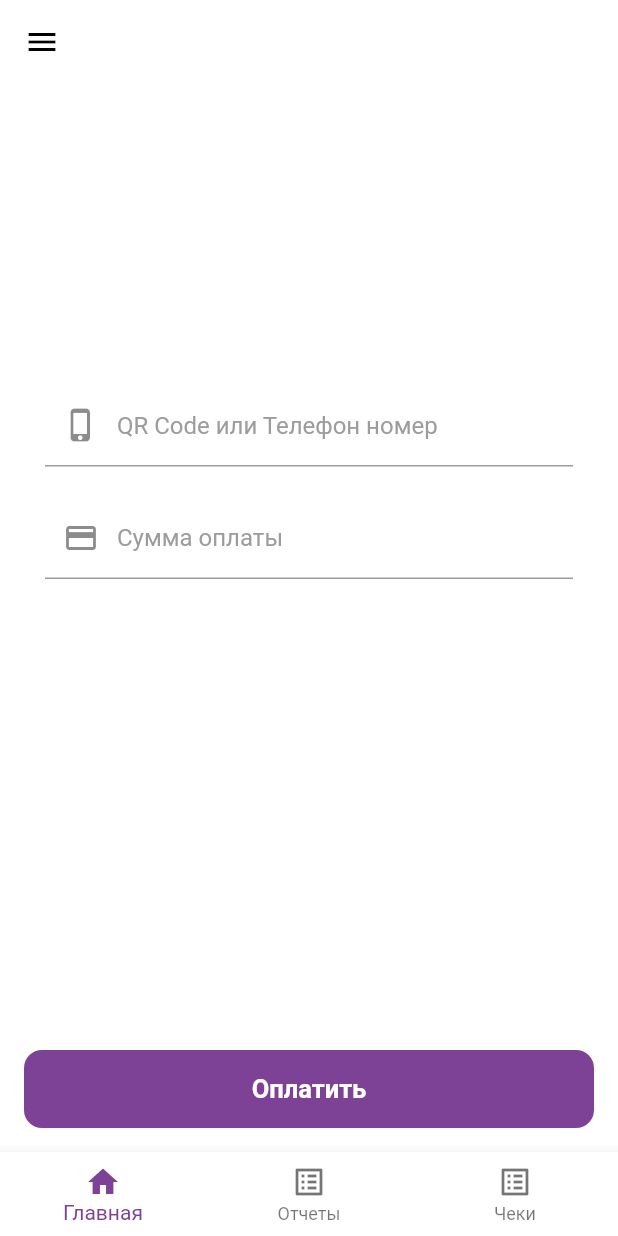
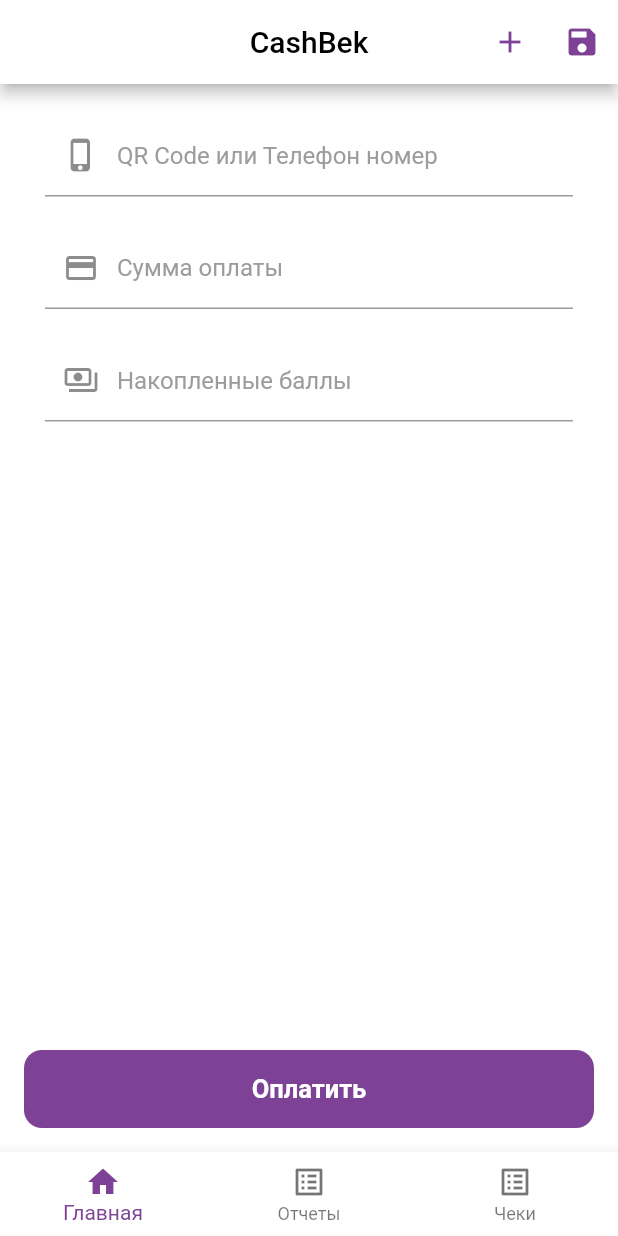
Before and after one commit to AkhmedovSH/cashback, a Flutter app: the Dashboard screen opened by its route, on a phone screen of 412 x 824 dp. Run offline on Flutter 3.47's test engine with Material 2 defaults, Android fonts, the phone set to English and light mode, and no system bars; our stand-ins replace dio, get, shared_preferences; missing offline and left inert: simple_moment; accounts and stored records are empty; network calls fail.

Commit message:
bugs fixed

```diff
--- a/lib/pages/home/dashboard.dart
+++ b/lib/pages/home/dashboard.dart
@@ -1,9 +1,11 @@
 import 'package:flutter/material.dart';
+
+import 'package:cashback/helpers/helper.dart';
 
 import '../../components/bottom/BottomNavigation.dart';
 import './index.dart';
 import './reports.dart';
-import './checks.dart';
+import 'cheques.dart';
 
 class Dashboard extends StatefulWidget {
   const Dashboard({Key? key}) : super(key: key);
@@ -22,11 +24,6 @@ class _DashboardState extends State<Dashboard> {
   @override
   void initState() {
     super.initState();
-    // if (widget.index != null) {
-    //   setState(() {
-    //     currentIndex = widget.index!;
-    //   });
-    // }
   }
 
   changeIndex(int index) {
@@ -41,33 +38,58 @@ class _DashboardState extends State<Dashboard> {
       key: _scaffoldKey,
       appBar: AppBar(
         backgroundColor: Colors.white,
-        elevation: 0,
-        leading: IconButton(
-          onPressed: () {
-            _scaffoldKey.currentState!.openDrawer();
-          },
-          icon: Icon(
-            Icons.menu,
-            color: Colors.black,
-          ),
+        // elevation: 0,
+        title: const Text(
+          'CashBek',
+          style: TextStyle(color: Colors.black),
         ),
+        centerTitle: true,
+        actions: [
+          currentIndex == 0
+              ? IconButton(
+                  onPressed: () {},
+                  icon: Icon(
+                    Icons.add,
+                    color: purple,
+                  ))
+              : Container(),
+          currentIndex == 0
+              ? IconButton(
+                  onPressed: () {},
+                  icon: Icon(
+                    Icons.save,
+                    color: purple,
+                  ))
+              : Container()
+        ],
+        // leading: IconButton(
+        //   onPressed: () {
+        //     _scaffoldKey.currentState!.openDrawer();
+        //   },
+        //   icon: const Icon(
+        //     Icons.menu,
+        //     color: Colors.black,
+        //   ),
+        // ),
       ),
-      drawer: SizedBox(
-        width: MediaQuery.of(context).size.width * 0.8,
-        child: Drawer(
-            child: SafeArea(
-          child: Column(
-            crossAxisAlignment: CrossAxisAlignment.start,
-            children: [
-              for (var i = 0; i < drawerList.length; i++)
-                TextButton(
-                  onPressed: () {},
-                  child: Text('Чеки', ),
-                )
-            ],
-          ),
-        )),
-      ),
+      // drawer: SizedBox(
+      //   width: MediaQuery.of(context).size.width * 0.8,
+      //   child: Drawer(
+      //       child: SafeArea(
+      //     child: Column(
+      //       crossAxisAlignment: CrossAxisAlignment.start,
+      //       children: [
+      //         for (var i = 0; i < drawerList.length; i++)
+      //           TextButton(
+      //             onPressed: () {},
+      //             child: Text(
+      //               'Чеки',
+      //             ),
+      //           )
+      //       ],
+      //     ),
+      //   )),
+      // ),
       bottomNavigationBar: BottomNavigation(
         changeIndex: changeIndex,
         currentIndex: currentIndex,
--- a/lib/pages/home/index.dart
+++ b/lib/pages/home/index.dart
@@ -1,6 +1,8 @@
 import 'dart:async';
+import 'dart:convert';
 import 'package:flutter/material.dart';
 import 'package:get/get.dart';
+import 'package:shared_preferences/shared_preferences.dart';
 
 import 'package:cashback/helpers/api.dart';
 import 'package:cashback/helpers/helper.dart';
@@ -13,49 +15,51 @@ class Index extends StatefulWidget {
 }
 
 class _IndexState extends State<Index> {
-  Timer? _debounce;
+  bool showCreateProductDialog = false;
+  bool showProductsDialog = false;
+  dynamic data = {'posId': '', 'clientCode': '', 'totalAmount': '', 'writeOff': '', 'cashierName': ''};
 
-  serchUser() {
-    if (_debounce?.isActive ?? false) _debounce!.cancel();
-    _debounce = Timer(const Duration(milliseconds: 500), () {
-      final response = get('url');
+  searchUser(value) async {
+    if (value.length == 6 || value.length == 12) {
+      final prefs = await SharedPreferences.getInstance();
+      final response = await get('/services/gocashapi/api/cashbox-user-balance/${prefs.getString('posId')}/$value');
+      print(response);
+    }
+  }
+
+  createCheque() async {
+    final response = await post('/services/gocashapi/api/cashbox-create-cheque', data);
+    print(response);
+  }
+
+  getData() async {
+    final prefs = await SharedPreferences.getInstance();
+    final user = jsonDecode(prefs.getString('user')!);
+    setState(() {
+      data['posId'] = prefs.getString('posId');
+      data['cashierName'] = user['username'];
     });
   }
 
   @override
-  void dispose() {
-    _debounce?.cancel();
-    super.dispose();
+  void initState() {
+    super.initState();
+    getData();
   }
 
   @override
   Widget build(BuildContext context) {
     return Scaffold(
       body: SafeArea(
+          child: SingleChildScrollView(
         child: Container(
           width: MediaQuery.of(context).size.width,
-          // color: Colors.white,
-          margin: const EdgeInsets.only(top: 200, left: 30, right: 30),
-          // color: Colors.white,
+          // height: MediaQuery.of(context).size.height,
+          margin: const EdgeInsets.only(top: 20, left: 30, right: 30),
           child: Column(
             crossAxisAlignment: CrossAxisAlignment.start,
-            // mainAxisAlignment: MainAxisAlignment.center,
+            mainAxisAlignment: MainAxisAlignment.center,
             children: [
-              // Container(
-              //   margin: const EdgeInsets.only(bottom: 95),
-              //   child: Image.asset(
-              //     'images/cashback_icon.png',
-              //     height: 70,
-              //     width: 70,
-              //   ),
-              // ),
-              // Container(
-              //   margin: const EdgeInsets.only(bottom: 40),
-              //   child: const Text(
-              //     'Войдите в систему чтобы продолжить',
-              //     style: TextStyle(fontWeight: FontWeight.w600, fontSize: 16),
-              //   ),
-              // ),
               Container(
                   margin: const EdgeInsets.only(bottom: 20),
                   child: Theme(
@@ -65,30 +69,34 @@ class _IndexState extends State<Index> {
                           ),
                     ),
                     child: TextField(
-                      decoration: InputDecoration(
-                        prefixIcon: IconButton(
-                            onPressed: () {},
-                            icon: const Icon(
-                              Icons.phone_iphone,
-                            )),
-                        contentPadding: const EdgeInsets.all(18.0),
-                        focusColor: const Color(0xFF7D4196),
+                      onChanged: (value) {
+                        setState(() {
+                          data['clientCode'] = value;
+                        });
+                        searchUser(value);
+                      },
+                      decoration: const InputDecoration(
+                        prefixIcon: Icon(
+                          Icons.phone_iphone,
+                        ),
+                        contentPadding: EdgeInsets.all(18.0),
+                        focusColor: Color(0xFF7D4196),
                         filled: true,
                         fillColor: Colors.transparent,
-                        enabledBorder: const UnderlineInputBorder(
+                        enabledBorder: UnderlineInputBorder(
                           borderSide: BorderSide(color: Color(0xFF9C9C9C)),
                         ),
-                        focusedBorder: const UnderlineInputBorder(
+                        focusedBorder: UnderlineInputBorder(
                           borderSide: BorderSide(color: Color(0xFF7D4196)),
                         ),
                         hintText: 'QR Code или Телефон номер',
-                        hintStyle: const TextStyle(color: Color(0xFF9C9C9C)),
+                        hintStyle: TextStyle(color: Color(0xFF9C9C9C)),
                       ),
                       style: const TextStyle(color: Color(0xFF9C9C9C)),
                     ),
                   )),
               Container(
-                  margin: const EdgeInsets.only(bottom: 25),
+                  margin: const EdgeInsets.only(bottom: 20),
                   child: Theme(
                     data: Theme.of(context).copyWith(
                       colorScheme: ThemeData().colorScheme.copyWith(
@@ -96,6 +104,11 @@ class _IndexState extends State<Index> {
                           ),
                     ),
                     child: TextField(
+                      onChanged: (value) {
+                        setState(() {
+                          data['totalAmount'] = value;
+                        });
+                      },
                       decoration: InputDecoration(
                         prefixIcon: IconButton(
                             onPressed: () {},
@@ -118,44 +131,51 @@ class _IndexState extends State<Index> {
                       style: const TextStyle(color: Color(0xFF9C9C9C)),
                     ),
                   )),
+              Container(
+                  margin: const EdgeInsets.only(bottom: 90),
+                  child: Theme(
+                    data: Theme.of(context).copyWith(
+                      colorScheme: ThemeData().colorScheme.copyWith(
+                            primary: const Color(0xFF7D4196),
+                          ),
+                    ),
+                    child: TextField(
+                      onChanged: (value) {
+                        setState(() {
+                          data['writeOff'] = value;
+                        });
+                      },
+                      scrollPadding: const EdgeInsets.only(bottom: 50),
+                      decoration: const InputDecoration(
+                        prefixIcon: Icon(
+                          Icons.payments_outlined,
+                        ),
+                        contentPadding: EdgeInsets.all(18.0),
+                        focusColor: Color(0xFF7D4196),
+                        filled: true,
+                        fillColor: Colors.transparent,
+                        enabledBorder: UnderlineInputBorder(
+                          borderSide: BorderSide(color: Color(0xFF9C9C9C)),
+                        ),
+                        focusedBorder: UnderlineInputBorder(
+                          borderSide: BorderSide(color: Color(0xFF7D4196)),
+                        ),
+                        hintText: 'Накопленные баллы',
+                        hintStyle: TextStyle(color: Color(0xFF9C9C9C)),
+                      ),
+                      style: const TextStyle(color: Color(0xFF9C9C9C)),
+                    ),
+                  )),
             ],
           ),
         ),
-      ),
+      )),
       floatingActionButton: Container(
         margin: const EdgeInsets.only(left: 32),
         width: double.infinity,
         child: ElevatedButton(
           onPressed: () {
-            showDialog<String>(
-              context: context,
-              builder: (BuildContext context) => AlertDialog(
-                title: const Text('Оплата прошла успешно'),
-                content: Row(
-                  mainAxisAlignment: MainAxisAlignment.spaceBetween,
-                  children: [
-                    TextButton(
-                      onPressed: () => Navigator.pop(context, 'Cancel'),
-                      child: const Text('Посмотреть отчеты'),
-                    ),
-                    TextButton(
-                      onPressed: () => Navigator.pop(context, 'OK'),
-                      child: const Text('OK'),
-                    ),
-                  ],
-                ),
-                // actions: <Widget>[
-                //   TextButton(
-                //     onPressed: () => Navigator.pop(context, 'Cancel'),
-                //     child: const Text('Cancel'),
-                //   ),
-                //   TextButton(
-                //     onPressed: () => Navigator.pop(context, 'OK'),
-                //     child: const Text('OK'),
-                //   ),
-                // ],
-              ),
-            );
+            createCheque();
           },
           style: ElevatedButton.styleFrom(
             padding: const EdgeInsets.symmetric(vertical: 16),
--- a/pubspec.yaml
+++ b/pubspec.yaml
@@ -40,6 +40,7 @@ dependencies:
   dio: ^4.0.4
   shared_preferences: ^2.0.13
   intl: ^0.17.0
+  simple_moment: ^1.1.1
   # flutter_launcher_icons: ^0.9.2
 
 flutter_icons:
```
Also changed, not shown: lib/helpers/api.dart (+3 -1 lines), lib/helpers/helper.dart (+15 -3 lines), lib/main.dart (+10 -6 lines), lib/pages/auth/login.dart (+3 -9 lines), lib/pages/auth/selectAccessPos.dart (+8 -8 lines), lib/pages/cheque_by_id.dart (added, +145 -0 lines), lib/pages/home/cheques.dart (renamed from lib/pages/home/checks.dart, +55 -17 lines), pubspec.lock.
